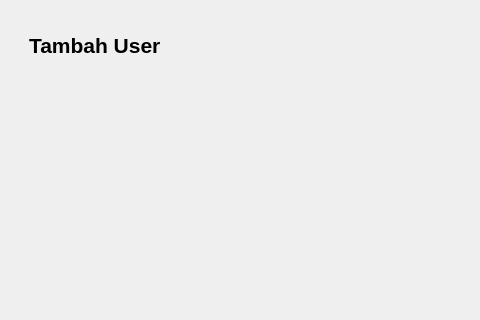
fnugrahendi/petuk.corp, file source/login/admin_ui.ui: the form before one commit; both pictures show x 0 to 480 and y 0 to 320 of the 679 by 571 pixel window.
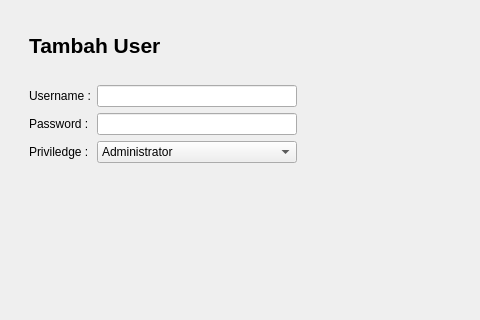
The form after the commit.

Commit message: tambah user

The edit to the form file:
```diff
--- a/source/login/admin_ui.ui
+++ b/source/login/admin_ui.ui
@@ -335,6 +335,91 @@
          <property name="frameShadow">
           <enum>QFrame::Raised</enum>
          </property>
+         <layout class="QFormLayout" name="ifl_Users_Tambah_Content">
+          <item row="0" column="0">
+           <widget class="QLabel" name="lb_Users_Tambah_Username">
+            <property name="text">
+             <string>Username :</string>
+            </property>
+           </widget>
+          </item>
+          <item row="1" column="0">
+           <widget class="QLabel" name="lb_Users_Tambah_Password">
+            <property name="text">
+             <string>Password :</string>
+            </property>
+           </widget>
+          </item>
+          <item row="2" column="0">
+           <widget class="QLabel" name="lb_Users_Tambah_Priviledge">
+            <property name="text">
+             <string>Priviledge :</string>
+            </property>
+           </widget>
+          </item>
+          <item row="0" column="1">
+           <widget class="QLineEdit" name="le_Users_Tambah_Username">
+            <property name="maximumSize">
+             <size>
+              <width>200</width>
+              <height>16777215</height>
+             </size>
+            </property>
+           </widget>
+          </item>
+          <item row="1" column="1">
+           <widget class="QLineEdit" name="le_Users_Tambah_Password">
+            <property name="maximumSize">
+             <size>
+              <width>200</width>
+              <height>16777215</height>
+             </size>
+            </property>
+           </widget>
+          </item>
+          <item row="2" column="1">
+           <widget class="QComboBox" name="cb_Users_Tambah_Priviledge">
+            <property name="maximumSize">
+             <size>
+              <width>200</width>
+              <height>16777215</height>
+             </size>
+            </property>
+            <item>
+             <property name="text">
+              <string>Administrator</string>
+             </property>
+            </item>
+            <item>
+             <property name="text">
+              <string>Accountant</string>
+             </property>
+            </item>
+            <item>
+             <property name="text">
+              <string>Finance</string>
+             </property>
+            </item>
+            <item>
+             <property name="text">
+              <string>Sales</string>
+             </property>
+            </item>
+            <item>
+             <property name="text">
+              <string>Custom</string>
+             </property>
+            </item>
+           </widget>
+          </item>
+         </layout>
+         <zorder>lb_Users_Tambah_Username</zorder>
+         <zorder>lb_Users_Tambah_Password</zorder>
+         <zorder>lb_Users_Tambah_Priviledge</zorder>
+         <zorder>fr_Users_Tambah_t</zorder>
+         <zorder>le_Users_Tambah_Username</zorder>
+         <zorder>le_Users_Tambah_Password</zorder>
+         <zorder>cb_Users_Tambah_Priviledge</zorder>
         </widget>
        </item>
        <item>
```
Left out of the diff: 18 changed lines with no effect on the pictures. The commit also changes 1 other file.
